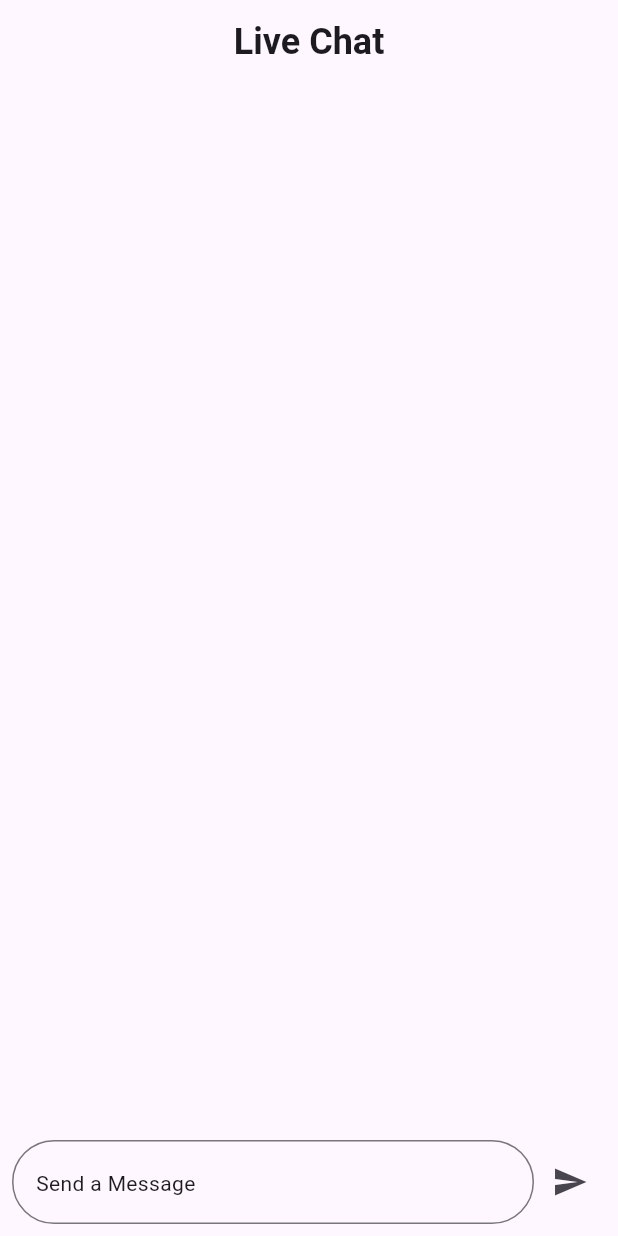
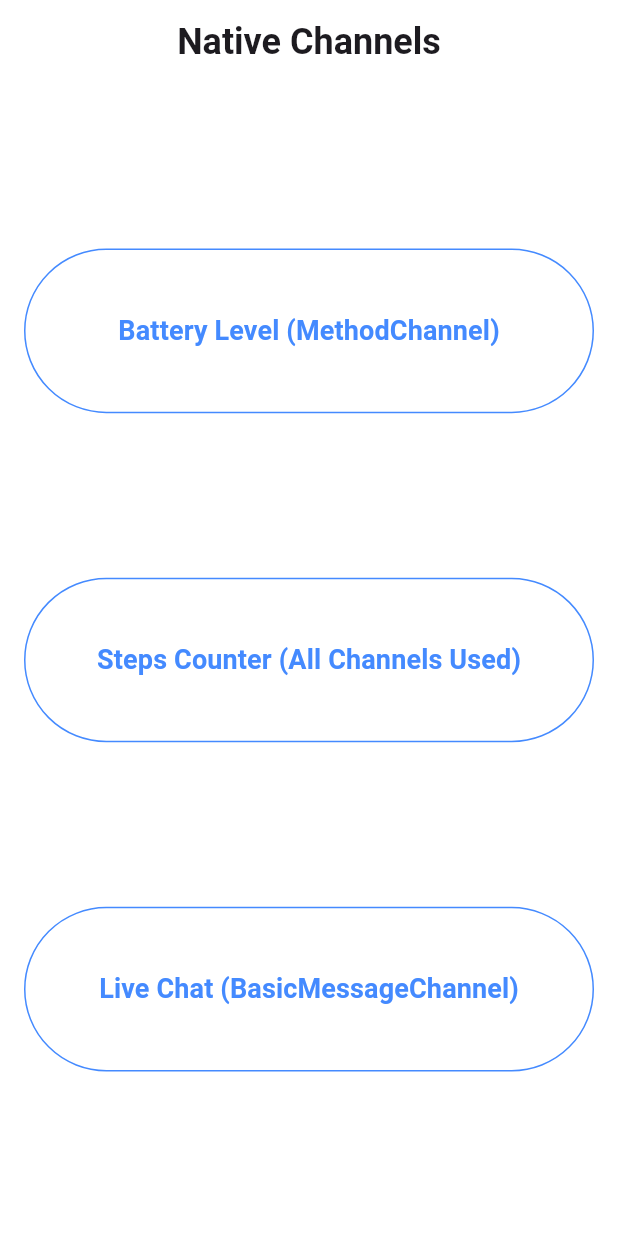
Before and after one commit to AhmedTarek-f/native-channel-app, a Flutter app: the screen it shows after launch, on a phone screen of 412 x 824 dp. Run offline on Flutter 3.47's test engine with Material 3 defaults, Android fonts, the phone set to English and light mode, and no system bars; our stand-ins replace equatable, flutter_bloc.

Commit message:
adding home screen and merging branches

```diff
--- /dev/null
+++ b/lib/core/app_router.dart
@@ -0,0 +1,14 @@
+import 'package:flutter/material.dart';
+import 'package:native_battery_level/features/battery_level/views/battery_level_view.dart';
+import 'package:native_battery_level/features/counter_steps/views/step_counter_home_page.dart';
+import 'package:native_battery_level/features/home/views/home_view.dart';
+import 'package:native_battery_level/features/live_chat/views/live_chat_view.dart';
+
+abstract class AppRouter {
+  static Map<String, Widget Function(BuildContext)> routes = {
+    HomeView.routeName: (_) => const HomeView(),
+    BatteryLevelView.routeName: (_) => const BatteryLevelView(),
+    StepCounterHomePage.routeName: (_) => const StepCounterHomePage(),
+    LiveChatView.routeName: (_) => const LiveChatView(),
+  };
+}
--- a/lib/features/battery_level/views/battery_level_view.dart
+++ b/lib/features/battery_level/views/battery_level_view.dart
@@ -5,6 +5,7 @@ import 'package:native_battery_level/features/battery_level/views/widgets/batter
 import 'package:native_battery_level/features/battery_level/views_model/battery_level_cubit.dart';
 
 class BatteryLevelView extends StatelessWidget {
+  static const String routeName = "/batteryLevelView";
   const BatteryLevelView({super.key});
 
   @override
--- a/lib/features/battery_level/views_model/battery_level_cubit.dart
+++ b/lib/features/battery_level/views_model/battery_level_cubit.dart
@@ -21,7 +21,7 @@ class BatteryLevelCubit extends Cubit<BatteryLevelState> {
       final result = await _platform.invokeMethod<int>('getBatteryLevel');
       emit(
         state.copyWith(
-          batteryStatus: StateStatus.success('Battery level at $result % .'),
+          batteryStatus: StateStatus.success('Battery level at $result % '),
         ),
       );
     } on PlatformException catch (e) {
--- /dev/null
+++ b/lib/features/home/views/home_view.dart
@@ -0,0 +1,13 @@
+import 'package:flutter/material.dart';
+import 'package:native_battery_level/features/home/views/widgets/home_app_bar.dart';
+import 'package:native_battery_level/features/home/views/widgets/home_view_body.dart';
+
+class HomeView extends StatelessWidget {
+  static const String routeName = "/home";
+  const HomeView({super.key});
+
+  @override
+  Widget build(BuildContext context) {
+    return const Scaffold(appBar: HomeAppBar(), body: HomeViewBody());
+  }
+}
--- a/lib/features/live_chat/views_model/live_chat_state.dart
+++ b/lib/features/home/views/widgets/home_app_bar.dart
@@ -1,17 +1,20 @@
-import 'package:equatable/equatable.dart';
-import 'package:native_battery_level/core/state_status/state_status.dart';
+import 'package:flutter/material.dart';
 
-class LiveChatState extends Equatable {
-  final StateStatus<void> sendMessageStatus;
+class HomeAppBar extends StatelessWidget implements PreferredSizeWidget {
+  const HomeAppBar({super.key});
 
-  const LiveChatState({this.sendMessageStatus = const StateStatus.initial()});
-
-  LiveChatState copyWith({StateStatus<void>? sendMessageStatus}) {
-    return LiveChatState(
-      sendMessageStatus: sendMessageStatus ?? this.sendMessageStatus,
+  @override
+  Widget build(BuildContext context) {
+    return AppBar(
+      title: const Text(
+        "Native Channels",
+        style: TextStyle(fontSize: 24, fontWeight: FontWeight.w700),
+      ),
+      centerTitle: true,
+      automaticallyImplyLeading: false,
     );
   }
 
   @override
-  List<Object?> get props => [sendMessageStatus];
+  Size get preferredSize => const Size.fromHeight(kToolbarHeight);
 }
--- /dev/null
+++ b/lib/features/home/views/widgets/home_view_body.dart
@@ -0,0 +1,48 @@
+import 'package:flutter/material.dart';
+import 'package:native_battery_level/features/battery_level/views/battery_level_view.dart';
+import 'package:native_battery_level/features/counter_steps/views/step_counter_home_page.dart';
+import 'package:native_battery_level/features/live_chat/views/live_chat_view.dart';
+import 'package:native_battery_level/utils/common_widgets/custom_elevated_button.dart';
+
+class HomeViewBody extends StatelessWidget {
+  const HomeViewBody({super.key});
+
+  @override
+  Widget build(BuildContext context) {
+    return Padding(
+      padding: const EdgeInsets.symmetric(horizontal: 16),
+      child: Column(
+        children: [
+          const Spacer(),
+          Expanded(
+            child: CustomElevatedButton(
+              onPressed: () {
+                Navigator.of(context).pushNamed(BatteryLevelView.routeName);
+              },
+              buttonTitle: "Battery Level (MethodChannel)",
+            ),
+          ),
+          const Spacer(),
+          Expanded(
+            child: CustomElevatedButton(
+              onPressed: () {
+                Navigator.of(context).pushNamed(StepCounterHomePage.routeName);
+              },
+              buttonTitle: "Steps Counter (All Channels Used)",
+            ),
+          ),
+          const Spacer(),
+          Expanded(
+            child: CustomElevatedButton(
+              onPressed: () {
+                Navigator.of(context).pushNamed(LiveChatView.routeName);
+              },
+              buttonTitle: "Live Chat (BasicMessageChannel)",
+            ),
+          ),
+          const Spacer(),
+        ],
+      ),
+    );
+  }
+}
--- a/lib/features/live_chat/views/live_chat_view.dart
+++ b/lib/features/live_chat/views/live_chat_view.dart
@@ -6,6 +6,7 @@ import 'package:native_battery_level/features/live_chat/views_model/live_chat_cu
 import 'package:native_battery_level/features/live_chat/views_model/live_chat_intent.dart';
 
 class LiveChatView extends StatelessWidget {
+  static const String routeName = "/liveChatView";
   const LiveChatView({super.key});
 
   @override
--- a/lib/features/live_chat/views/widgets/live_chat_app_bar.dart
+++ b/lib/features/live_chat/views/widgets/live_chat_app_bar.dart
@@ -11,7 +11,7 @@ class LiveChatAppBar extends StatelessWidget implements PreferredSizeWidget {
         style: TextStyle(fontSize: 24, fontWeight: FontWeight.w700),
       ),
       centerTitle: true,
-      automaticallyImplyLeading: false,
+      automaticallyImplyLeading: true,
     );
   }
 
--- a/lib/features/live_chat/views/widgets/live_chat_view_body.dart
+++ b/lib/features/live_chat/views/widgets/live_chat_view_body.dart
@@ -30,7 +30,7 @@ class LiveChatViewBody extends StatelessWidget {
                 child: TextField(
                   controller: liveChatCubit.messageController,
                   decoration: InputDecoration(
-                    hint: Text("Send a Message"),
+                    hint: const Text("Send a Message"),
                     border: OutlineInputBorder(
                       borderRadius: BorderRadius.circular(32),
                     ),
@@ -39,8 +39,8 @@ class LiveChatViewBody extends StatelessWidget {
               ),
               BlocBuilder<LiveChatCubit, LiveChatState>(
                 builder: (context, state) => state.sendMessageStatus.isLoading
-                    ? Padding(
-                        padding: const EdgeInsets.symmetric(horizontal: 8.0),
+                    ? const Padding(
+                        padding: EdgeInsets.symmetric(horizontal: 8.0),
                         child: Center(
                           child: SizedBox(
                             width: 16,
@@ -52,7 +52,7 @@ class LiveChatViewBody extends StatelessWidget {
                         ),
                       )
                     : IconButton(
-                        icon: Icon(Icons.send),
+                        icon: const Icon(Icons.send),
                         onPressed: () async => await liveChatCubit.doIntent(
                           intent: SendMessageIntent(),
                         ),
--- a/lib/features/live_chat/views_model/live_chat_cubit.dart
+++ b/lib/features/live_chat/views_model/live_chat_cubit.dart
@@ -35,7 +35,7 @@ class LiveChatCubit extends Cubit<LiveChatState> {
   Future<void> _sendMessage() async {
     final text = messageController.text;
     if (text.isEmpty) return;
-    emit(state.copyWith(sendMessageStatus: StateStatus.loading()));
+    emit(state.copyWith(sendMessageStatus: const StateStatus.loading()));
     try {
       await _chatChannel.send(text);
       if (isClosed) return;
--- a/lib/native_channel_app.dart
+++ b/lib/native_channel_app.dart
@@ -1,16 +1,21 @@
 import 'package:flutter/material.dart';
-
-import 'features/live_chat/views/live_chat_view.dart';
+import 'package:native_battery_level/core/app_router.dart';
+import 'package:native_battery_level/features/home/views/home_view.dart';
 
 class NativeChannelApp extends StatelessWidget {
   const NativeChannelApp({super.key});
 
   @override
   Widget build(BuildContext context) {
-    return const MaterialApp(
+    return MaterialApp(
       title: 'Native Channels',
+      theme: ThemeData(
+        scaffoldBackgroundColor: Colors.white,
+        appBarTheme: const AppBarTheme(backgroundColor: Colors.white),
+      ),
       debugShowCheckedModeBanner: false,
-      home: LiveChatView(),
+      initialRoute: HomeView.routeName,
+      routes: AppRouter.routes,
     );
   }
 }
--- /dev/null
+++ b/lib/utils/common_widgets/custom_elevated_button.dart
@@ -0,0 +1,52 @@
+import 'package:flutter/material.dart';
+
+class CustomElevatedButton extends StatelessWidget {
+  const CustomElevatedButton({
+    super.key,
+    required this.onPressed,
+    required this.buttonTitle,
+    this.backgroundColor,
+    this.height,
+    this.width,
+    this.titleStyle,
+    this.borderColor,
+  });
+
+  final void Function()? onPressed;
+  final String buttonTitle;
+  final Color? backgroundColor;
+  final double? height, width;
+  final TextStyle? titleStyle;
+  final Color? borderColor;
+  @override
+  Widget build(BuildContext context) {
+    return ElevatedButton(
+      style: ElevatedButton.styleFrom(
+        elevation: 0,
+        backgroundColor: backgroundColor ?? Colors.white,
+        shadowColor: Colors.transparent,
+        shape: RoundedRectangleBorder(borderRadius: BorderRadius.circular(100)),
+        minimumSize: Size(
+          width ?? MediaQuery.sizeOf(context).width,
+          height ?? 48,
+        ),
+        side: borderColor != null
+            ? BorderSide(color: borderColor!)
+            : const BorderSide(color: Colors.blueAccent),
+      ),
+      onPressed: onPressed,
+      child: FittedBox(
+        child: Text(
+          buttonTitle,
+          style:
+              titleStyle ??
+              const TextStyle(
+                fontSize: 18,
+                fontWeight: FontWeight.w700,
+                color: Colors.blueAccent,
+              ),
+        ),
+      ),
+    );
+  }
+}
```
Also changed, not shown: analysis_options.yaml (+14 -0 lines), lib/features/battery_level/views/widgets/battery_level_view_body.dart (+31 -19 lines), lib/features/counter_steps/services/platform_channel_manager.dart (+10 -5 lines), lib/features/counter_steps/views/step_counter_home_page.dart (+23 -18 lines), 1 other file.
